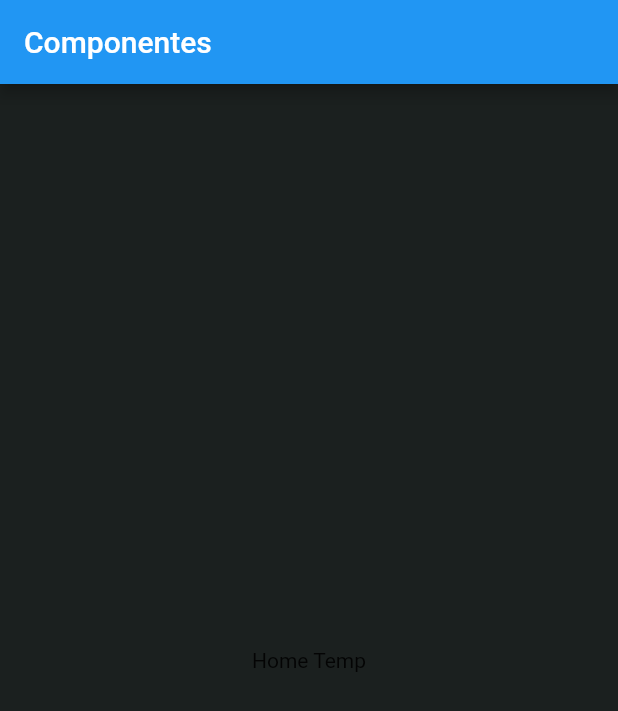
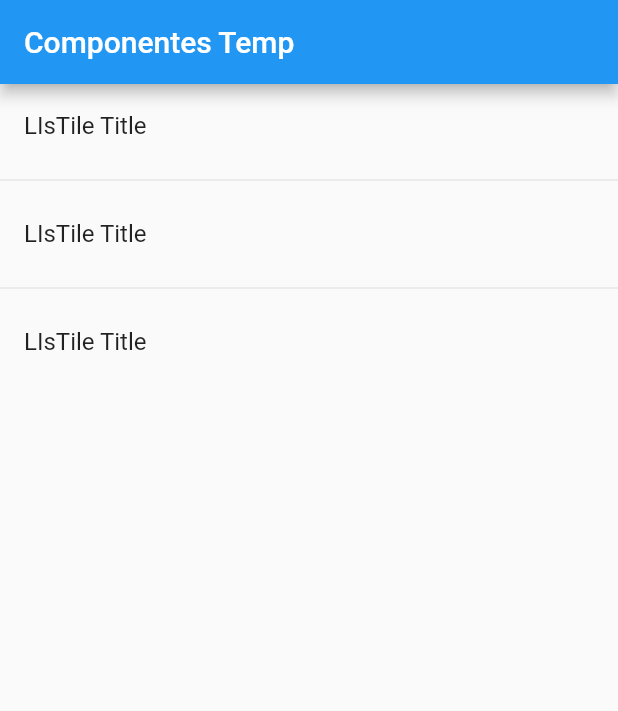
Before and after one commit to HustavoJhon/components, a Flutter app: the screen it shows after launch, on a phone screen of 412 x 824 dp. Shown: the top 711 px of the screen. Run offline on Flutter 3.47's test engine with Material 2 defaults, Android fonts, the phone set to English and light mode, and no system bars.

Commit message:
Listview Mostrar una lista de elementos

```diff
--- a/lib/main.dart
+++ b/lib/main.dart
@@ -9,16 +9,8 @@ class MyApp extends StatelessWidget {
   @override
   Widget build(BuildContext context) {
     return MaterialApp(
-      title: 'Material App',
-      debugShowCheckedModeBanner: false,
-      home: Scaffold(
-        backgroundColor:
-            Color.fromARGB(255, 27, 32, 31), // Aquí se cambia el color de fondo
-        appBar: AppBar(
-          title: Text('Componentes'),
-        ),
-        body: HomePageTemp(),
-      ),
-    );
+        title: 'Material App',
+        debugShowCheckedModeBanner: false,
+        home: HomePageTemp());
   }
 }
--- a/lib/src/pages/home_temp.dart
+++ b/lib/src/pages/home_temp.dart
@@ -5,8 +5,25 @@ class HomePageTemp extends StatelessWidget {
 
   @override
   Widget build(BuildContext context) {
-    return Center(
-      child: Text("Home Temp"),
+    return Scaffold(
+      appBar: AppBar(
+        title: Text('Componentes Temp'),
+      ),
+      body: ListView(
+        children: [
+          ListTile(
+            title: Text('LIsTile Title'),
+          ),
+          Divider(),
+          ListTile(
+            title: Text('LIsTile Title'),
+          ),
+          Divider(),
+          ListTile(
+            title: Text('LIsTile Title'),
+          ),
+        ],
+      ),
     );
   }
 }
```
